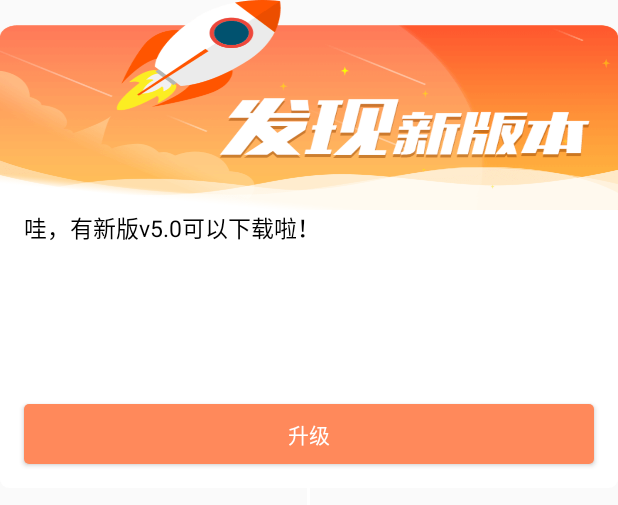
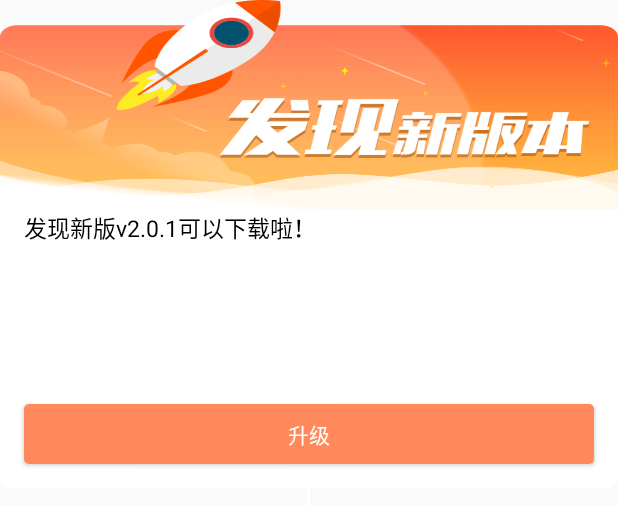
Before and after one commit to azhon/AppUpdate, an Android app: the layout dialog_update.xml on its own in the app's theme, with its tools: preview values and no code run, on a phone screen of 412 x 824 dp. Shown: the top 505 px of the screen. Run offline under Robolectric (Android 15) with nearby library versions, the phone set to English and light mode, and no system bars.

Commit message:
- 库中出现的文字提示 对话框内容 支持中/英文

```diff
--- a/appupdate/src/main/res/layout/dialog_update.xml
+++ b/appupdate/src/main/res/layout/dialog_update.xml
@@ -26,7 +26,7 @@
             android:layout_marginRight="16dp"
             android:textColor="@android:color/black"
             android:textSize="15sp"
-            tools:text="哇，有新版v5.0可以下载啦！" />
+            tools:text="发现新版v2.0.1可以下载啦！" />
 
         <TextView
             android:id="@+id/tv_size"
@@ -68,7 +68,8 @@
             android:layout_marginRight="16dp"
             android:layout_marginBottom="16dp"
             android:background="@drawable/bg_button"
-            android:text="升级"
+            android:text="@string/update"
+            android:textAllCaps="false"
             android:textColor="@android:color/white" />
     </LinearLayout>
 
--- a/appupdate/src/main/res/values/strings.xml
+++ b/appupdate/src/main/res/values/strings.xml
@@ -6,6 +6,9 @@
     <string name="click_hint">点击进行安装</string>
     <string name="download_error">下载出错</string>
     <string name="continue_downloading">点击继续下载</string>
-    <string name="background_downloading">正在后台下载新版本...</string>
+    <string name="background_downloading">正在后台下载新版本…</string>
     <string name="permission_hint">请允许使用[存储空间]权限!</string>
+    <string name="dialog_new">发现新版本v%s可以下载啦！</string>
+    <string name="dialog_new_size">新版本大小：%sM</string>
+    <string name="update">升级</string>
 </resources>
```
Also changed, not shown: appupdate/src/main/java/com/azhon/appupdate/dialog/UpdateDialog.java (+5 -3 lines), 1 other file.
